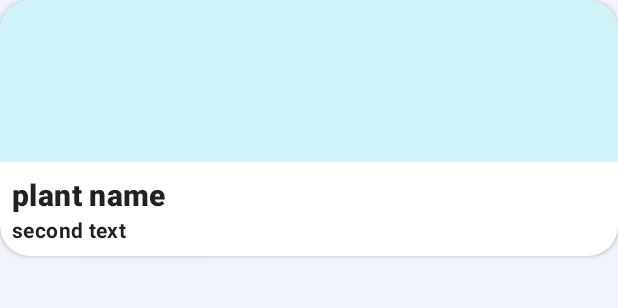
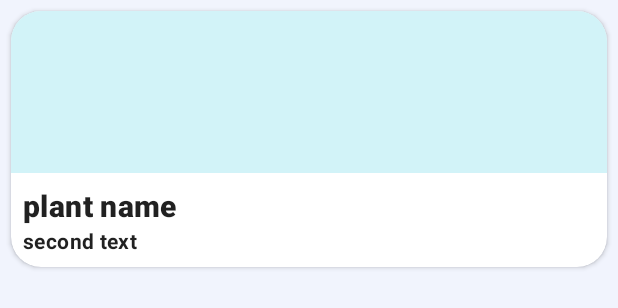
Before and after one commit to cpt-team/odos, an Android app: the layout recycle_item.xml on its own in the app's theme, with its tools: preview values and no code run, on a phone screen of 412 x 824 dp. Shown: the top 308 px of the screen. Run offline under Robolectric (Android 15) with nearby library versions, the phone set to English and light mode, and no system bars.

Commit message:
세부 수정

```diff
--- a/app/src/main/res/layout/recycle_item.xml
+++ b/app/src/main/res/layout/recycle_item.xml
@@ -7,7 +7,8 @@
     app:cardBackgroundColor="@android:color/white"
     app:cardElevation="2dp"
     app:cardCornerRadius="20dp"
-    app:cardPreventCornerOverlap="true">
+    app:cardPreventCornerOverlap="true"
+    android:layout_margin="7dp">
 
     <LinearLayout
         android:layout_width="match_parent"
```
